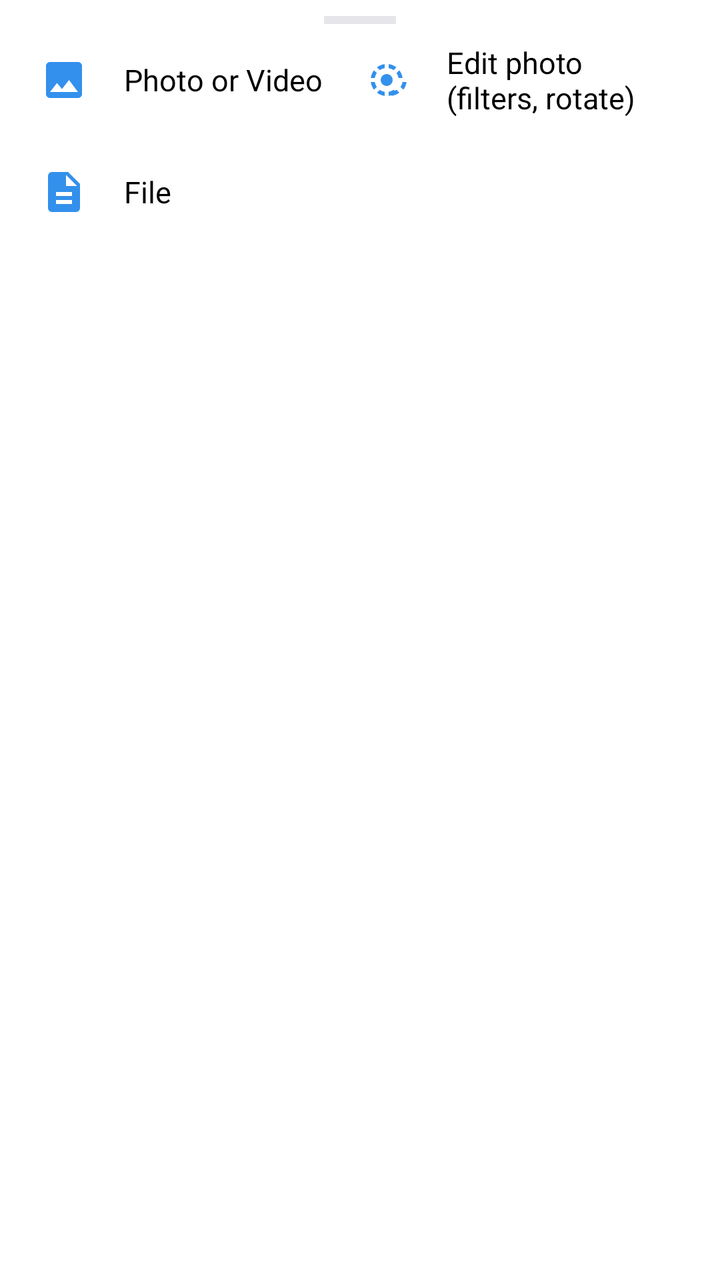
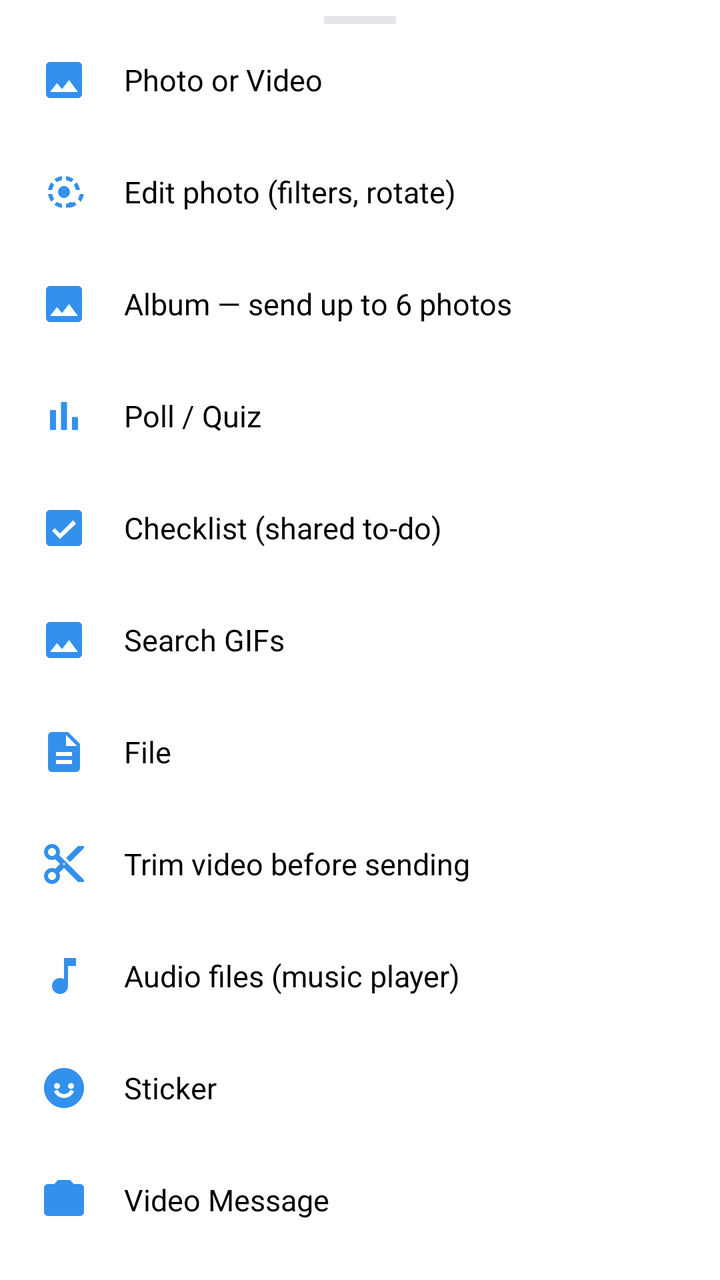

Compare the two renders of this Android layout. The source of the first and the diff that turns it into the second are given below.
<!-- AndroidManifest.xml: application theme Theme.TelX -->
<!-- res/layout/sheet_attach.xml -->
<?xml version="1.0" encoding="utf-8"?>
<LinearLayout xmlns:android="http://schemas.android.com/apk/res/android" xmlns:app="http://schemas.android.com/apk/res-auto" xmlns:tools="http://schemas.android.com/tools"
    android:layout_width="match_parent" android:layout_height="wrap_content"
    android:orientation="vertical" android:paddingBottom="20dp" android:background="@color/window_bg">
    <View android:layout_width="36dp" android:layout_height="4dp" android:layout_gravity="center_horizontal"
        android:layout_marginTop="8dp" android:background="@color/divider" />
    <LinearLayout android:id="@+id/attach_photo"
        android:layout_width="match_parent" android:layout_height="56dp"
        android:orientation="horizontal" android:gravity="center_vertical"
        android:paddingStart="20dp" android:paddingEnd="20dp"
        android:background="?android:attr/selectableItemBackground">
        <ImageView android:layout_width="24dp" android:layout_height="24dp"
            android:src="@drawable/ic_image" app:tint="@color/tg_blue" />
        <TextView android:layout_width="wrap_content" android:layout_height="wrap_content"
            android:layout_marginStart="18dp" android:text="Photo or Video" android:textSize="15sp"
            android:textColor="@color/text_primary" />
    <LinearLayout android:id="@+id/attach_edit_photo"
        android:layout_width="match_parent" android:layout_height="56dp"
        android:orientation="horizontal" android:gravity="center_vertical"
        android:paddingStart="20dp" android:paddingEnd="20dp"
        android:background="?android:attr/selectableItemBackground">
        <ImageView android:layout_width="24dp" android:layout_height="24dp"
            android:src="@drawable/ic_rotate" app:tint="@color/tg_blue" />
        <TextView android:layout_width="wrap_content" android:layout_height="wrap_content"
            android:layout_marginStart="18dp" android:text="Edit photo (filters, rotate)" android:textSize="15sp"
            android:textColor="@color/text_primary" />
    </LinearLayout>
<LinearLayout android:id="@+id/attach_album"
        android:layout_width="match_parent" android:layout_height="56dp"
        android:orientation="horizontal" android:gravity="center_vertical"
        android:paddingStart="20dp" android:paddingEnd="20dp"
        android:background="?android:attr/selectableItemBackground">
        <ImageView android:layout_width="24dp" android:layout_height="24dp"
            android:src="@drawable/ic_image" app:tint="@color/tg_blue" />
        <TextView android:layout_width="wrap_content" android:layout_height="wrap_content"
            android:layout_marginStart="18dp" android:text="Album — send up to 6 photos" android:textSize="15sp"
            android:textColor="@color/text_primary" />
    </LinearLayout>
<LinearLayout android:id="@+id/attach_trim"
        android:layout_width="match_parent" android:layout_height="56dp"
        android:orientation="horizontal" android:gravity="center_vertical"
        android:paddingStart="20dp" android:paddingEnd="20dp"
        android:background="?android:attr/selectableItemBackground">
        <ImageView android:layout_width="24dp" android:layout_height="24dp"
            android:src="@drawable/ic_scissors" app:tint="@color/tg_blue" />
        <TextView android:layout_width="wrap_content" android:layout_height="wrap_content"
            android:layout_marginStart="18dp" android:text="Trim video before sending" android:textSize="15sp"
            android:textColor="@color/text_primary" />
    </LinearLayout>
<LinearLayout android:id="@+id/attach_music"
        android:layout_width="match_parent" android:layout_height="56dp"
        android:orientation="horizontal" android:gravity="center_vertical"
        android:paddingStart="20dp" android:paddingEnd="20dp"
        android:background="?android:attr/selectableItemBackground">
        <ImageView android:layout_width="24dp" android:layout_height="24dp"
            android:src="@drawable/ic_music" app:tint="@color/tg_blue" />
        <TextView android:layout_width="wrap_content" android:layout_height="wrap_content"
            android:layout_marginStart="18dp" android:text="Audio files (music player)" android:textSize="15sp"
            android:textColor="@color/text_primary" />
    </LinearLayout>
    <LinearLayout android:id="@+id/attach_location"
        android:layout_width="match_parent" android:layout_height="56dp"
        android:orientation="horizontal" android:gravity="center_vertical"
        android:paddingStart="20dp" android:paddingEnd="20dp"
        android:background="?android:attr/selectableItemBackground">
        <ImageView android:layout_width="24dp" android:layout_height="24dp"
            android:src="@drawable/ic_pin" app:tint="@color/tg_blue" />
        <TextView android:layout_width="wrap_content" android:layout_height="wrap_content"
            android:layout_marginStart="18dp" android:text="Location" android:textSize="15sp"
            android:textColor="@color/text_primary" />
    </LinearLayout>
    <LinearLayout android:id="@+id/attach_contact"
        android:layout_width="match_parent" android:layout_height="56dp"
        android:orientation="horizontal" android:gravity="center_vertical"
        android:paddingStart="20dp" android:paddingEnd="20dp"
        android:background="?android:attr/selectableItemBackground">
        <ImageView android:layout_width="24dp" android:layout_height="24dp"
            android:src="@drawable/ic_person" app:tint="@color/tg_blue" />
        <TextView android:layout_width="wrap_content" android:layout_height="wrap_content"
            android:layout_marginStart="18dp" android:text="Contact" android:textSize="15sp"
            android:textColor="@color/text_primary" />
    </LinearLayout>
    <LinearLayout android:id="@+id/attach_videonote"
        android:layout_width="match_parent" android:layout_height="56dp"
        android:orientation="horizontal" android:gravity="center_vertical"
        android:paddingStart="20dp" android:paddingEnd="20dp"
        android:background="?android:attr/selectableItemBackground">
        <ImageView android:layout_width="24dp" android:layout_height="24dp"
            android:src="@drawable/ic_camera" app:tint="@color/tg_blue" />
        <TextView android:layout_width="wrap_content" android:layout_height="wrap_content"
            android:layout_marginStart="18dp" android:text="Video Message" android:textSize="15sp"
            android:textColor="@color/text_primary" />
    </LinearLayout>
    <LinearLayout android:id="@+id/attach_sticker"
        android:layout_width="match_parent" android:layout_height="56dp"
        android:orientation="horizontal" android:gravity="center_vertical"
        android:paddingStart="20dp" android:paddingEnd="20dp"
        android:background="?android:attr/selectableItemBackground">
        <ImageView android:layout_width="24dp" android:layout_height="24dp"
            android:src="@drawable/ic_image" app:tint="@color/tg_blue" />
        <TextView android:layout_width="wrap_content" android:layout_height="wrap_content"
            android:layout_marginStart="18dp" android:text="Sticker" android:textSize="15sp"
            android:textColor="@color/text_primary" />
    </LinearLayout>
    <LinearLayout android:id="@+id/attach_gallery"
        android:layout_width="match_parent" android:layout_height="56dp"
        android:orientation="horizontal" android:gravity="center_vertical"
        android:paddingStart="20dp" android:paddingEnd="20dp"
        android:background="?android:attr/selectableItemBackground">
        <ImageView android:layout_width="24dp" android:layout_height="24dp"
            android:src="@drawable/ic_select" app:tint="@color/tg_blue" />
        <TextView android:layout_width="wrap_content" android:layout_height="wrap_content"
            android:layout_marginStart="18dp" android:text="Media Gallery" android:textSize="15sp"
            android:textColor="@color/text_primary" />
    </LinearLayout>
</LinearLayout>
    <LinearLayout android:id="@+id/attach_file"
        android:layout_width="match_parent" android:layout_height="56dp"
        android:orientation="horizontal" android:gravity="center_vertical"
        android:paddingStart="20dp" android:paddingEnd="20dp"
        android:background="?android:attr/selectableItemBackground">
        <ImageView android:layout_width="24dp" android:layout_height="24dp"
            android:src="@drawable/ic_doc" app:tint="@color/tg_blue" />
        <TextView android:layout_width="wrap_content" android:layout_height="wrap_content"
            android:layout_marginStart="18dp" android:text="File" android:textSize="15sp"
            android:textColor="@color/text_primary" />
    </LinearLayout>
</LinearLayout>
<!-- resources referenced by this layout -->
<resources>
  <color name="divider">#E6E6EA</color>
  <color name="text_primary">#000000</color>
  <color name="tg_blue">#3390EC</color>
  <color name="window_bg">#FFFFFF</color>
  <!-- drawable ic_doc (drawable) -->
  <?xml version="1.0" encoding="utf-8"?>
  <vector xmlns:android="http://schemas.android.com/apk/res/android"
      android:width="24dp" android:height="24dp"
      android:viewportWidth="24" android:viewportHeight="24">
      <path android:fillColor="#FF6B6B70" android:pathData="M14 2H6c-1.1 0-1.99.9-1.99 2L4 20c0 1.1.89 2 1.99 2H18c1.1 0 2-.9 2-2V8l-6-6zm2 16H8v-2h8v2zm0-4H8v-2h8v2zm-3-5V3.5L18.5 9H13z"/>
  </vector>
  <!-- drawable ic_image (drawable) -->
  <?xml version="1.0" encoding="utf-8"?>
  <vector xmlns:android="http://schemas.android.com/apk/res/android"
      android:width="24dp" android:height="24dp"
      android:viewportWidth="24" android:viewportHeight="24">
      <path android:fillColor="#FF6B6B70" android:pathData="M21 19V5c0-1.1-.9-2-2-2H5c-1.1 0-2 .9-2 2v14c0 1.1.9 2 2 2h14c1.1 0 2-.9 2-2zM8.5 13.5l2.5 3.01L14.5 12l4.5 6H5l3.5-4.5z"/>
  </vector>
  <!-- drawable ic_music (drawable) -->
  <vector xmlns:android="http://schemas.android.com/apk/res/android" android:width="24dp" android:height="24dp"
      android:viewportWidth="24" android:viewportHeight="24">
      <path android:fillColor="#FF000000" android:pathData="M12,3v10.55c-0.59,-0.34 -1.27,-0.55 -2,-0.55 -2.21,0 -4,1.79 -4,4s1.79,4 4,4 4,-1.79 4,-4V7h4V3h-8z"/>
  </vector>
  <!-- drawable ic_person (drawable) -->
  <?xml version="1.0" encoding="utf-8"?>
  <vector xmlns:android="http://schemas.android.com/apk/res/android"
      android:width="24dp" android:height="24dp"
      android:viewportWidth="24" android:viewportHeight="24">
      <path android:fillColor="#FF6B6B70" android:pathData="M12 12c2.21 0 4-1.79 4-4s-1.79-4-4-4-4 1.79-4 4 1.79 4 4 4zm0 2c-2.67 0-8 1.34-8 4v2h16v-2c0-2.66-5.33-4-8-4z"/>
  </vector>
  <!-- drawable ic_pin (drawable) -->
  <?xml version="1.0" encoding="utf-8"?>
  <vector xmlns:android="http://schemas.android.com/apk/res/android"
      android:width="24dp" android:height="24dp"
      android:viewportWidth="24" android:viewportHeight="24">
      <path android:fillColor="#FF6B6B70" android:pathData="M16 9V4h1c.55 0 1-.45 1-1s-.45-1-1-1H7c-.55 0-1 .45-1 1s.45 1 1 1h1v5c0 1.66-1.34 3-3 3v2h5.97v7l1 1 1-1v-7H19v-2c-1.66 0-3-1.34-3-3z"/>
  </vector>
  <color name="tg_blue_light">#E7F0FD</color>
  <color name="toolbar_bg">#FFFFFF</color>
  <!-- unchanged entries left out for length: 5 -->
</resources>

<!-- the commit's change to res/layout/sheet_attach.xml (unified diff, before → after) -->
@@ -1,9 +1,10 @@
 <?xml version="1.0" encoding="utf-8"?>
-<LinearLayout xmlns:android="http://schemas.android.com/apk/res/android" xmlns:app="http://schemas.android.com/apk/res-auto" xmlns:tools="http://schemas.android.com/tools"
+<LinearLayout xmlns:android="http://schemas.android.com/apk/res/android" xmlns:app="http://schemas.android.com/apk/res-auto"
     android:layout_width="match_parent" android:layout_height="wrap_content"
     android:orientation="vertical" android:paddingBottom="20dp" android:background="@color/window_bg">
     <View android:layout_width="36dp" android:layout_height="4dp" android:layout_gravity="center_horizontal"
         android:layout_marginTop="8dp" android:background="@color/divider" />
+
     <LinearLayout android:id="@+id/attach_photo"
         android:layout_width="match_parent" android:layout_height="56dp"
         android:orientation="horizontal" android:gravity="center_vertical"
@@ -14,6 +15,8 @@
         <TextView android:layout_width="wrap_content" android:layout_height="wrap_content"
             android:layout_marginStart="18dp" android:text="Photo or Video" android:textSize="15sp"
             android:textColor="@color/text_primary" />
+    </LinearLayout>
+
     <LinearLayout android:id="@+id/attach_edit_photo"
         android:layout_width="match_parent" android:layout_height="56dp"
         android:orientation="horizontal" android:gravity="center_vertical"
@@ -25,7 +28,8 @@
             android:layout_marginStart="18dp" android:text="Edit photo (filters, rotate)" android:textSize="15sp"
             android:textColor="@color/text_primary" />
     </LinearLayout>
-<LinearLayout android:id="@+id/attach_album"
+
+    <LinearLayout android:id="@+id/attach_album"
         android:layout_width="match_parent" android:layout_height="56dp"
         android:orientation="horizontal" android:gravity="center_vertical"
         android:paddingStart="20dp" android:paddingEnd="20dp"
@@ -36,7 +40,56 @@
             android:layout_marginStart="18dp" android:text="Album — send up to 6 photos" android:textSize="15sp"
             android:textColor="@color/text_primary" />
     </LinearLayout>
-<LinearLayout android:id="@+id/attach_trim"
+
+    <LinearLayout android:id="@+id/attach_poll"
+        android:layout_width="match_parent" android:layout_height="56dp"
+        android:orientation="horizontal" android:gravity="center_vertical"
+        android:paddingStart="20dp" android:paddingEnd="20dp"
+        android:background="?android:attr/selectableItemBackground">
+        <ImageView android:layout_width="24dp" android:layout_height="24dp"
+            android:src="@drawable/ic_poll" app:tint="@color/tg_blue" />
+        <TextView android:layout_width="wrap_content" android:layout_height="wrap_content"
+            android:layout_marginStart="18dp" android:text="Poll / Quiz" android:textSize="15sp"
+            android:textColor="@color/text_primary" />
+    </LinearLayout>
+
+    <LinearLayout android:id="@+id/attach_todo"
+        android:layout_width="match_parent" android:layout_height="56dp"
+        android:orientation="horizontal" android:gravity="center_vertical"
+        android:paddingStart="20dp" android:paddingEnd="20dp"
+        android:background="?android:attr/selectableItemBackground">
+        <ImageView android:layout_width="24dp" android:layout_height="24dp"
+            android:src="@drawable/ic_todo" app:tint="@color/tg_blue" />
+        <TextView android:layout_width="wrap_content" android:layout_height="wrap_content"
+            android:layout_marginStart="18dp" android:text="Checklist (shared to-do)" android:textSize="15sp"
+            android:textColor="@color/text_primary" />
+    </LinearLayout>
+
+    <LinearLayout android:id="@+id/attach_gif"
+        android:layout_width="match_parent" android:layout_height="56dp"
+        android:orientation="horizontal" android:gravity="center_vertical"
+        android:paddingStart="20dp" android:paddingEnd="20dp"
+        android:background="?android:attr/selectableItemBackground">
+        <ImageView android:layout_width="24dp" android:layout_height="24dp"
+            android:src="@drawable/ic_image" app:tint="@color/tg_blue" />
+        <TextView android:layout_width="wrap_content" android:layout_height="wrap_content"
+            android:layout_marginStart="18dp" android:text="Search GIFs" android:textSize="15sp"
+            android:textColor="@color/text_primary" />
+    </LinearLayout>
+
+    <LinearLayout android:id="@+id/attach_file"
+        android:layout_width="match_parent" android:layout_height="56dp"
+        android:orientation="horizontal" android:gravity="center_vertical"
+        android:paddingStart="20dp" android:paddingEnd="20dp"
+        android:background="?android:attr/selectableItemBackground">
+        <ImageView android:layout_width="24dp" android:layout_height="24dp"
+            android:src="@drawable/ic_doc" app:tint="@color/tg_blue" />
+        <TextView android:layout_width="wrap_content" android:layout_height="wrap_content"
+            android:layout_marginStart="18dp" android:text="File" android:textSize="15sp"
+            android:textColor="@color/text_primary" />
+    </LinearLayout>
+
+    <LinearLayout android:id="@+id/attach_trim"
         android:layout_width="match_parent" android:layout_height="56dp"
         android:orientation="horizontal" android:gravity="center_vertical"
         android:paddingStart="20dp" android:paddingEnd="20dp"
@@ -47,7 +100,8 @@
             android:layout_marginStart="18dp" android:text="Trim video before sending" android:textSize="15sp"
             android:textColor="@color/text_primary" />
     </LinearLayout>
-<LinearLayout android:id="@+id/attach_music"
+
+    <LinearLayout android:id="@+id/attach_music"
         android:layout_width="match_parent" android:layout_height="56dp"
         android:orientation="horizontal" android:gravity="center_vertical"
         android:paddingStart="20dp" android:paddingEnd="20dp"
@@ -58,6 +112,31 @@
             android:layout_marginStart="18dp" android:text="Audio files (music player)" android:textSize="15sp"
             android:textColor="@color/text_primary" />
     </LinearLayout>
+
+    <LinearLayout android:id="@+id/attach_sticker"
+        android:layout_width="match_parent" android:layout_height="56dp"
+        android:orientation="horizontal" android:gravity="center_vertical"
+        android:paddingStart="20dp" android:paddingEnd="20dp"
+        android:background="?android:attr/selectableItemBackground">
+        <ImageView android:layout_width="24dp" android:layout_height="24dp"
+            android:src="@drawable/ic_emoji" app:tint="@color/tg_blue" />
+        <TextView android:layout_width="wrap_content" android:layout_height="wrap_content"
+            android:layout_marginStart="18dp" android:text="Sticker" android:textSize="15sp"
+            android:textColor="@color/text_primary" />
+    </LinearLayout>
+
+    <LinearLayout android:id="@+id/attach_videonote"
+        android:layout_width="match_parent" android:layout_height="56dp"
+        android:orientation="horizontal" android:gravity="center_vertical"
+        android:paddingStart="20dp" android:paddingEnd="20dp"
+        android:background="?android:attr/selectableItemBackground">
+        <ImageView android:layout_width="24dp" android:layout_height="24dp"
+            android:src="@drawable/ic_camera" app:tint="@color/tg_blue" />
+        <TextView android:layout_width="wrap_content" android:layout_height="wrap_content"
+            android:layout_marginStart="18dp" android:text="Video Message" android:textSize="15sp"
+            android:textColor="@color/text_primary" />
+    </LinearLayout>
+
     <LinearLayout android:id="@+id/attach_location"
         android:layout_width="match_parent" android:layout_height="56dp"
         android:orientation="horizontal" android:gravity="center_vertical"
@@ -69,6 +148,7 @@
             android:layout_marginStart="18dp" android:text="Location" android:textSize="15sp"
             android:textColor="@color/text_primary" />
     </LinearLayout>
+
     <LinearLayout android:id="@+id/attach_contact"
         android:layout_width="match_parent" android:layout_height="56dp"
         android:orientation="horizontal" android:gravity="center_vertical"
@@ -80,28 +160,7 @@
             android:layout_marginStart="18dp" android:text="Contact" android:textSize="15sp"
             android:textColor="@color/text_primary" />
     </LinearLayout>
-    <LinearLayout android:id="@+id/attach_videonote"
-        android:layout_width="match_parent" android:layout_height="56dp"
-        android:orientation="horizontal" android:gravity="center_vertical"
-        android:paddingStart="20dp" android:paddingEnd="20dp"
-        android:background="?android:attr/selectableItemBackground">
-        <ImageView android:layout_width="24dp" android:layout_height="24dp"
-            android:src="@drawable/ic_camera" app:tint="@color/tg_blue" />
-        <TextView android:layout_width="wrap_content" android:layout_height="wrap_content"
-            android:layout_marginStart="18dp" android:text="Video Message" android:textSize="15sp"
-            android:textColor="@color/text_primary" />
-    </LinearLayout>
-    <LinearLayout android:id="@+id/attach_sticker"
-        android:layout_width="match_parent" android:layout_height="56dp"
-        android:orientation="horizontal" android:gravity="center_vertical"
-        android:paddingStart="20dp" android:paddingEnd="20dp"
-        android:background="?android:attr/selectableItemBackground">
-        <ImageView android:layout_width="24dp" android:layout_height="24dp"
-            android:src="@drawable/ic_image" app:tint="@color/tg_blue" />
-        <TextView android:layout_width="wrap_content" android:layout_height="wrap_content"
-            android:layout_marginStart="18dp" android:text="Sticker" android:textSize="15sp"
-            android:textColor="@color/text_primary" />
-    </LinearLayout>
+
     <LinearLayout android:id="@+id/attach_gallery"
         android:layout_width="match_parent" android:layout_height="56dp"
         android:orientation="horizontal" android:gravity="center_vertical"
@@ -114,15 +173,3 @@
             android:textColor="@color/text_primary" />
     </LinearLayout>
 </LinearLayout>
-    <LinearLayout android:id="@+id/attach_file"
-        android:layout_width="match_parent" android:layout_height="56dp"
-        android:orientation="horizontal" android:gravity="center_vertical"
-        android:paddingStart="20dp" android:paddingEnd="20dp"
-        android:background="?android:attr/selectableItemBackground">
-        <ImageView android:layout_width="24dp" android:layout_height="24dp"
-            android:src="@drawable/ic_doc" app:tint="@color/tg_blue" />
-        <TextView android:layout_width="wrap_content" android:layout_height="wrap_content"
-            android:layout_marginStart="18dp" android:text="File" android:textSize="15sp"
-            android:textColor="@color/text_primary" />
-    </LinearLayout>
-</LinearLayout>
<!-- resource entries referenced after the edit -->
@@ -10,6 +10,12 @@
       android:width="24dp" android:height="24dp"
       android:viewportWidth="24" android:viewportHeight="24">
       <path android:fillColor="#FF6B6B70" android:pathData="M14 2H6c-1.1 0-1.99.9-1.99 2L4 20c0 1.1.89 2 1.99 2H18c1.1 0 2-.9 2-2V8l-6-6zm2 16H8v-2h8v2zm0-4H8v-2h8v2zm-3-5V3.5L18.5 9H13z"/>
+  </vector>
+  <!-- drawable ic_emoji (drawable) -->
+  <vector xmlns:android="http://schemas.android.com/apk/res/android"
+      android:width="24dp" android:height="24dp"
+      android:viewportWidth="24" android:viewportHeight="24">
+      <path android:fillColor="#FF000000" android:pathData="M12,2C6.48,2 2,6.48 2,12s4.48,10 10,10 10,-4.48 10,-10S17.52,2 12,2zM8.5,9.5c0.83,0 1.5,0.67 1.5,1.5s-0.67,1.5 -1.5,1.5S7,11.83 7,11s0.67,-1.5 1.5,-1.5zM15.5,9.5c0.83,0 1.5,0.67 1.5,1.5s-0.67,1.5 -1.5,1.5S14,11.83 14,11s0.67,-1.5 1.5,-1.5zM12,17c-2.28,0 -4.22,-1.4 -5,-3.36l1.79,-0.72C9.38,14.14 10.58,15 12,15s2.62,-0.86 3.21,-2.08L17,13.64C16.22,15.6 14.28,17 12,17z"/>
   </vector>
   <!-- drawable ic_image (drawable) -->
   <?xml version="1.0" encoding="utf-8"?>
@@ -37,6 +43,20 @@
       android:viewportWidth="24" android:viewportHeight="24">
       <path android:fillColor="#FF6B6B70" android:pathData="M16 9V4h1c.55 0 1-.45 1-1s-.45-1-1-1H7c-.55 0-1 .45-1 1s.45 1 1 1h1v5c0 1.66-1.34 3-3 3v2h5.97v7l1 1 1-1v-7H19v-2c-1.66 0-3-1.34-3-3z"/>
   </vector>
+  <!-- drawable ic_poll (drawable) -->
+  <?xml version="1.0" encoding="utf-8"?>
+  <vector xmlns:android="http://schemas.android.com/apk/res/android"
+      android:width="24dp" android:height="24dp"
+      android:viewportWidth="24" android:viewportHeight="24">
+      <path android:fillColor="#FF000000" android:pathData="M5,9h3v10L5,19zM10.5,5h3v14h-3zM16,12.5h3L19,19h-3z"/>
+  </vector>
+  <!-- drawable ic_todo (drawable) -->
+  <?xml version="1.0" encoding="utf-8"?>
+  <vector xmlns:android="http://schemas.android.com/apk/res/android"
+      android:width="24dp" android:height="24dp"
+      android:viewportWidth="24" android:viewportHeight="24">
+      <path android:fillColor="#FF000000" android:pathData="M19,3L5,3c-1.1,0 -2,0.9 -2,2v14c0,1.1 0.9,2 2,2h14c1.1,0 2,-0.9 2,-2L21,5c0,-1.1 -0.9,-2 -2,-2ZM10,17.5l-4,-4 1.4,-1.4 2.6,2.6 6.6,-6.6L18,9.9l-8,7.6Z"/>
+  </vector>
   <color name="tg_blue_light">#E7F0FD</color>
   <color name="toolbar_bg">#FFFFFF</color>
   <!-- unchanged entries left out for length: 5 -->
